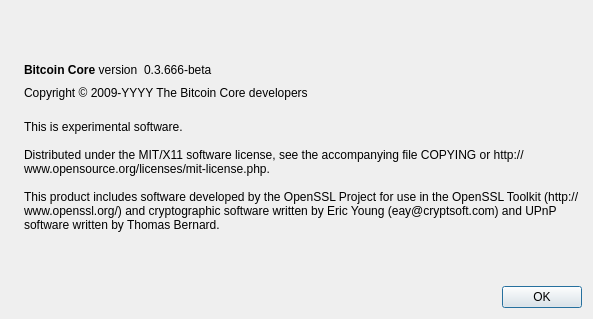
Above: src/qt/forms/aboutdialog.ui from glaspe/sidecoin before the change. Below: the same form after it.
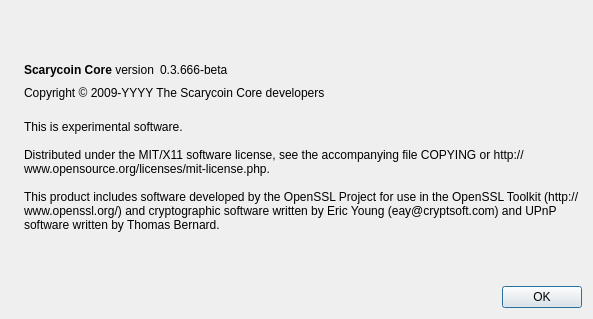
That is the form after the change. Icons and pictures are not drawn.

Diff of the .ui file:
```diff
--- a/src/qt/forms/aboutdialog.ui
+++ b/src/qt/forms/aboutdialog.ui
@@ -50,7 +50,7 @@
           <cursorShape>IBeamCursor</cursorShape>
          </property>
          <property name="text">
-          <string>&lt;b&gt;Bitcoin Core&lt;/b&gt; version</string>
+          <string>&lt;b&gt;Scarycoin Core&lt;/b&gt; version</string>
          </property>
          <property name="textInteractionFlags">
           <set>Qt::LinksAccessibleByMouse|Qt::TextSelectableByKeyboard|Qt::TextSelectableByMouse</set>
@@ -91,7 +91,7 @@
         <cursorShape>IBeamCursor</cursorShape>
        </property>
        <property name="text">
-        <string notr="true">Copyright &amp;copy; 2009-YYYY The Bitcoin Core developers</string>
+        <string notr="true">Copyright &amp;copy; 2009-YYYY The Scarycoin Core developers</string>
        </property>
        <property name="textFormat">
         <enum>Qt::RichText</enum>
```
Left out of the diff: 6 changed lines with no effect on the pictures.
